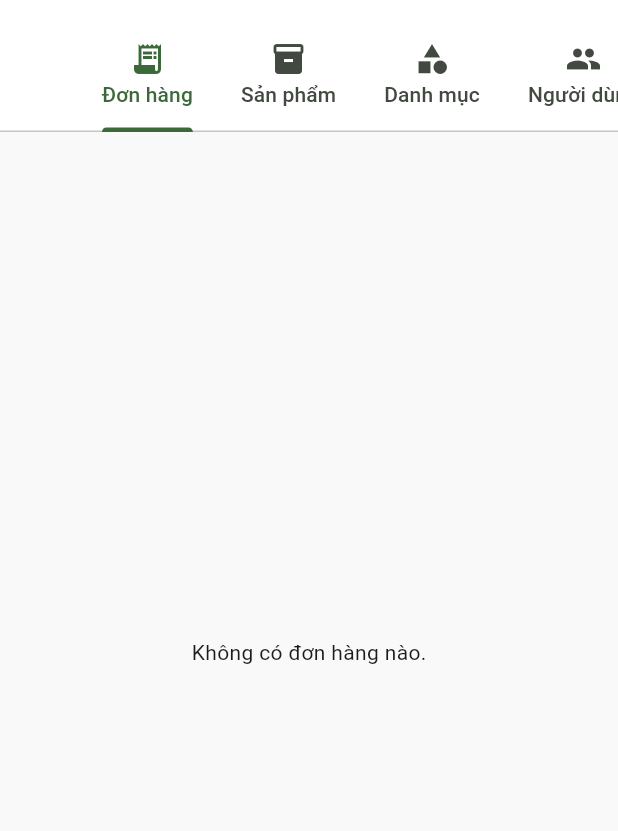
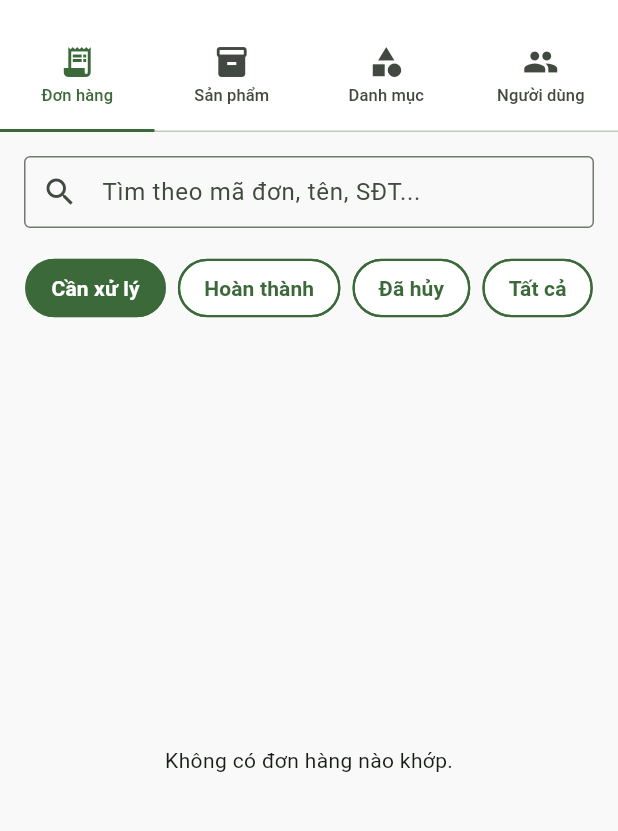
Before and after one commit to tuanminh2409bn/piv_app, a Flutter app: the AdminHomePage screen opened directly, on a phone screen of 412 x 824 dp, the part 63-894 px from its top. Run offline on Flutter 3.47's test engine with Material 3 defaults, Android fonts, the phone set to English and light mode, and no system bars; our stand-ins replace bloc, carousel_slider, cloud_firestore, dartz, equatable, firebase_auth and 6 more; missing offline and left inert: flutter_facebook_auth; accounts and stored records are empty.

Commit message:
Nang cap thanh tim kiem trang chu va TabBar trang Admin

```diff
--- a/lib/features/admin/presentation/bloc/admin_orders_state.dart
+++ b/lib/features/admin/presentation/bloc/admin_orders_state.dart
@@ -1,39 +1,41 @@
-part of 'admin_orders_cubit.dart'; // Sẽ tạo file admin_orders_cubit.dart sau
+part of 'admin_orders_cubit.dart';
 
-enum AdminOrdersStatus {
-  initial, // Trạng thái ban đầu
-  loading, // Đang tải danh sách đơn hàng
-  success, // Tải thành công
-  error,   // Có lỗi xảy ra
-  updating, // Đang cập nhật trạng thái đơn hàng
-}
+enum AdminOrdersStatus { initial, loading, success, error }
 
 class AdminOrdersState extends Equatable {
   final AdminOrdersStatus status;
-  final List<OrderModel> orders; // Danh sách tất cả đơn hàng
+  // Danh sách đầy đủ tất cả đơn hàng
+  final List<OrderModel> allOrders;
+  // Danh sách đơn hàng đã được lọc (dựa trên tìm kiếm hoặc bộ lọc trạng thái)
+  final List<OrderModel> filteredOrders;
   final String? errorMessage;
-  // (Tùy chọn) Thêm bộ lọc để admin có thể lọc đơn hàng
-  // final String currentFilter;
+  // Trạng thái bộ lọc hiện tại, ví dụ: 'active', 'completed'
+  final String currentFilter;
 
   const AdminOrdersState({
     this.status = AdminOrdersStatus.initial,
-    this.orders = const [],
+    this.allOrders = const [],
+    this.filteredOrders = const [],
     this.errorMessage,
-    // this.currentFilter = 'all',
+    this.currentFilter = 'active', // Mặc định hiển thị các đơn hàng cần xử lý
   });
+
+  @override
+  List<Object?> get props => [status, allOrders, filteredOrders, errorMessage, currentFilter];
 
   AdminOrdersState copyWith({
     AdminOrdersStatus? status,
-    List<OrderModel>? orders,
+    List<OrderModel>? allOrders,
+    List<OrderModel>? filteredOrders,
     String? errorMessage,
+    String? currentFilter,
   }) {
     return AdminOrdersState(
       status: status ?? this.status,
-      orders: orders ?? this.orders,
+      allOrders: allOrders ?? this.allOrders,
+      filteredOrders: filteredOrders ?? this.filteredOrders,
       errorMessage: errorMessage ?? this.errorMessage,
+      currentFilter: currentFilter ?? this.currentFilter,
     );
   }
-
-  @override
-  List<Object?> get props => [status, orders, errorMessage];
 }
--- a/lib/features/admin/presentation/pages/admin_home_page.dart
+++ b/lib/features/admin/presentation/pages/admin_home_page.dart
@@ -9,6 +9,7 @@ import 'package:piv_app/features/auth/presentation/bloc/auth_bloc.dart';
 import 'package:piv_app/features/admin/presentation/pages/admin_products_page.dart';
 import 'package:piv_app/features/admin/presentation/pages/admin_categories_page.dart';
 import 'package:piv_app/features/admin/presentation/pages/admin_users_page.dart';
+import 'package:piv_app/features/orders/presentation/pages/order_detail_page.dart';
 
 class AdminHomePage extends StatelessWidget {
   const AdminHomePage({super.key});
@@ -20,7 +21,7 @@ class AdminHomePage extends StatelessWidget {
   @override
   Widget build(BuildContext context) {
     return DefaultTabController(
-      length: 4, // 4 tabs
+      length: 4,
       child: Scaffold(
         appBar: AppBar(
           title: const Text('Trang Quản trị'),
@@ -34,7 +35,11 @@ class AdminHomePage extends StatelessWidget {
             ),
           ],
           bottom: const TabBar(
-            isScrollable: true, // Cho phép cuộn tab nếu không đủ không gian
+            isScrollable: false,
+            indicatorSize: TabBarIndicatorSize.tab,
+            labelPadding: EdgeInsets.symmetric(horizontal: 1.0),
+            labelStyle: TextStyle(fontSize: 11, fontWeight: FontWeight.w500),
+            unselectedLabelStyle: TextStyle(fontSize: 11),
             tabs: [
               Tab(icon: Icon(Icons.receipt_long), text: 'Đơn hàng'),
               Tab(icon: Icon(Icons.inventory_2), text: 'Sản phẩm'),
@@ -45,9 +50,7 @@ class AdminHomePage extends StatelessWidget {
         ),
         body: const TabBarView(
           children: [
-            // Tab 1: Quản lý Đơn hàng
             AdminOrdersTab(),
-            // Tab 2: Quản lý Sản phẩm
             AdminActionsTab(
               title: 'Quản lý Sản phẩm',
               description: 'Quản lý toàn bộ sản phẩm và các mẫu mã trong hệ thống.',
@@ -55,7 +58,6 @@ class AdminHomePage extends StatelessWidget {
               buttonText: 'Đi đến Quản lý Sản phẩm',
               onPressed: AdminProductsPage.route,
             ),
-            // Tab 3: Quản lý Danh mục
             AdminActionsTab(
               title: 'Quản lý Danh mục',
               description: 'Tổ chức và quản lý cây danh mục đa cấp của bạn.',
@@ -63,7 +65,6 @@ class AdminHomePage extends StatelessWidget {
               buttonText: 'Đi đến Quản lý Danh mục',
               onPressed: AdminCategoriesPage.route,
             ),
-            // Tab 4: Quản lý Người dùng
             AdminActionsTab(
               title: 'Quản lý Người dùng',
               description: 'Phê duyệt tài khoản và phân cấp vai trò cho các đại lý.',
@@ -78,7 +79,6 @@ class AdminHomePage extends StatelessWidget {
   }
 }
 
-// Widget chung cho các Tab hành động để tránh lặp code
 class AdminActionsTab extends StatelessWidget {
   final String title;
   final String description;
@@ -131,8 +131,6 @@ class AdminActionsTab extends StatelessWidget {
   }
 }
 
-
-// Widget cho Tab Đơn hàng
 class AdminOrdersTab extends StatelessWidget {
   const AdminOrdersTab({super.key});
 
@@ -145,8 +143,6 @@ class AdminOrdersTab extends StatelessWidget {
   }
 }
 
-
-// Widget View cho danh sách đơn hàng
 class AdminOrdersView extends StatelessWidget {
   const AdminOrdersView({super.key});
 
@@ -163,7 +159,43 @@ class AdminOrdersView extends StatelessWidget {
 
   @override
   Widget build(BuildContext context) {
-    return BlocConsumer<AdminOrdersCubit, AdminOrdersState>(
+    return Column(
+      children: [
+        Padding(
+          padding: const EdgeInsets.all(16.0),
+          child: TextField(
+            decoration: const InputDecoration(
+              hintText: 'Tìm theo mã đơn, tên, SĐT...',
+              prefixIcon: Icon(Icons.search),
+              border: OutlineInputBorder(),
+              contentPadding: EdgeInsets.symmetric(horizontal: 12.0),
+            ),
+            onChanged: (query) {
+              context.read<AdminOrdersCubit>().searchOrders(query);
+            },
+          ),
+        ),
+        BlocBuilder<AdminOrdersCubit, AdminOrdersState>(
+          buildWhen: (previous, current) => previous.currentFilter != current.currentFilter,
+          builder: (context, state) {
+            return Padding(
+              padding: const EdgeInsets.fromLTRB(16, 0, 16, 16),
+              // ** SỬA LỖI Ở ĐÂY: Dùng Wrap và FilterChip **
+              child: Wrap(
+                spacing: 8.0, // Khoảng cách ngang giữa các nút
+                runSpacing: 8.0, // Khoảng cách dọc nếu xuống hàng
+                children: [
+                  _buildFilterChip(context, 'Cần xử lý', 'active', state.currentFilter),
+                  _buildFilterChip(context, 'Hoàn thành', 'completed', state.currentFilter),
+                  _buildFilterChip(context, 'Đã hủy', 'cancelled', state.currentFilter),
+                  _buildFilterChip(context, 'Tất cả', 'all', state.currentFilter),
+                ],
+              ),
+            );
+          },
+        ),
+        Expanded(
+          child: BlocConsumer<AdminOrdersCubit, AdminOrdersState>(
             listener: (context, state) {
               if (state.status == AdminOrdersStatus.error && state.errorMessage != null) {
                 ScaffoldMessenger.of(context).showSnackBar(SnackBar(content: Text(state.errorMessage!), backgroundColor: Colors.red));
@@ -173,21 +205,51 @@ class AdminOrdersView extends StatelessWidget {
               if (state.status == AdminOrdersStatus.loading) {
                 return const Center(child: CircularProgressIndicator());
               }
-        if (state.orders.isEmpty) {
-          return const Center(child: Text('Không có đơn hàng nào.'));
+              if (state.filteredOrders.isEmpty) {
+                return const Center(child: Text('Không có đơn hàng nào khớp.'));
               }
               return RefreshIndicator(
                 onRefresh: () async => context.read<AdminOrdersCubit>().fetchAllOrders(),
                 child: ListView.builder(
-              padding: const EdgeInsets.all(8.0),
-              itemCount: state.orders.length,
+                    padding: const EdgeInsets.fromLTRB(8.0, 0, 8.0, 8.0),
+                    itemCount: state.filteredOrders.length,
                     itemBuilder: (context, index) {
-                final order = state.orders[index];
+                      final order = state.filteredOrders[index];
                       return _buildOrderCard(context, order);
                     }
                 ),
               );
             },
+          ),
+        ),
+      ],
+    );
+  }
+
+  // ** HÀM HELPER MỚI CHO BỘ LỌC **
+  Widget _buildFilterChip(BuildContext context, String label, String filterValue, String currentFilter) {
+    final bool isSelected = currentFilter == filterValue;
+    return FilterChip(
+      label: Text(label),
+      selected: isSelected,
+      onSelected: (selected) {
+        if (selected) {
+          context.read<AdminOrdersCubit>().filterOrdersByStatus(filterValue);
+        }
+      },
+      showCheckmark: false,
+      labelStyle: TextStyle(
+        color: isSelected ? Colors.white : Theme.of(context).colorScheme.primary,
+        fontWeight: FontWeight.bold,
+      ),
+      backgroundColor: Colors.white,
+      selectedColor: Theme.of(context).colorScheme.primary,
+      shape: StadiumBorder(
+        side: BorderSide(
+          color: Theme.of(context).colorScheme.primary,
+          width: 1.5,
+        ),
+      ),
     );
   }
 
@@ -201,6 +263,13 @@ class AdminOrdersView extends StatelessWidget {
       margin: const EdgeInsets.symmetric(vertical: 8.0),
       elevation: 3,
       shape: RoundedRectangleBorder(borderRadius: BorderRadius.circular(12)),
+      child: InkWell(
+        onTap: () {
+          if (order.id != null) {
+            Navigator.of(context).push(OrderDetailPage.route(order.id!));
+          }
+        },
+        borderRadius: BorderRadius.circular(12),
         child: Padding(
           padding: const EdgeInsets.all(16.0),
           child: Column(
@@ -258,6 +327,7 @@ class AdminOrdersView extends StatelessWidget {
             ],
           ),
         ),
+      ),
     );
   }
 
```
Also changed, not shown: lib/features/admin/presentation/bloc/admin_orders_cubit.dart (+58 -6 lines), lib/features/home/presentation/bloc/home_cubit.dart (+20 -2 lines), lib/features/home/presentation/bloc/home_state.dart (+13 -5 lines), lib/features/home/presentation/pages/home_page.dart (+119 -138 lines). Lines whose indentation alone changed are shown as unchanged.
